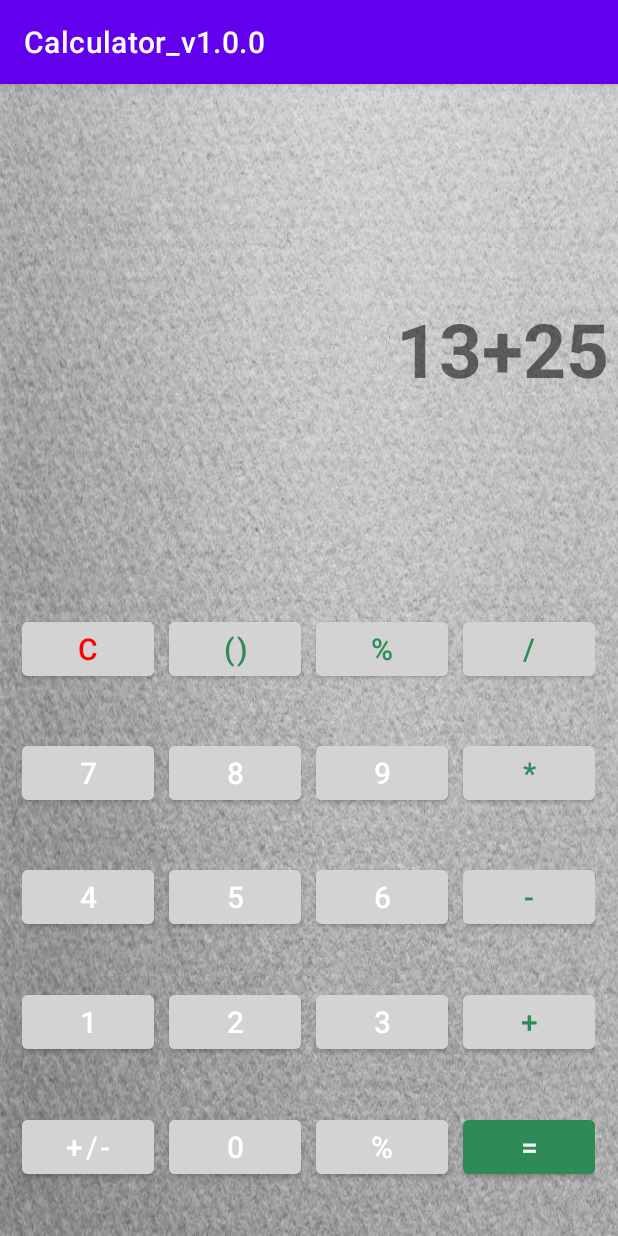
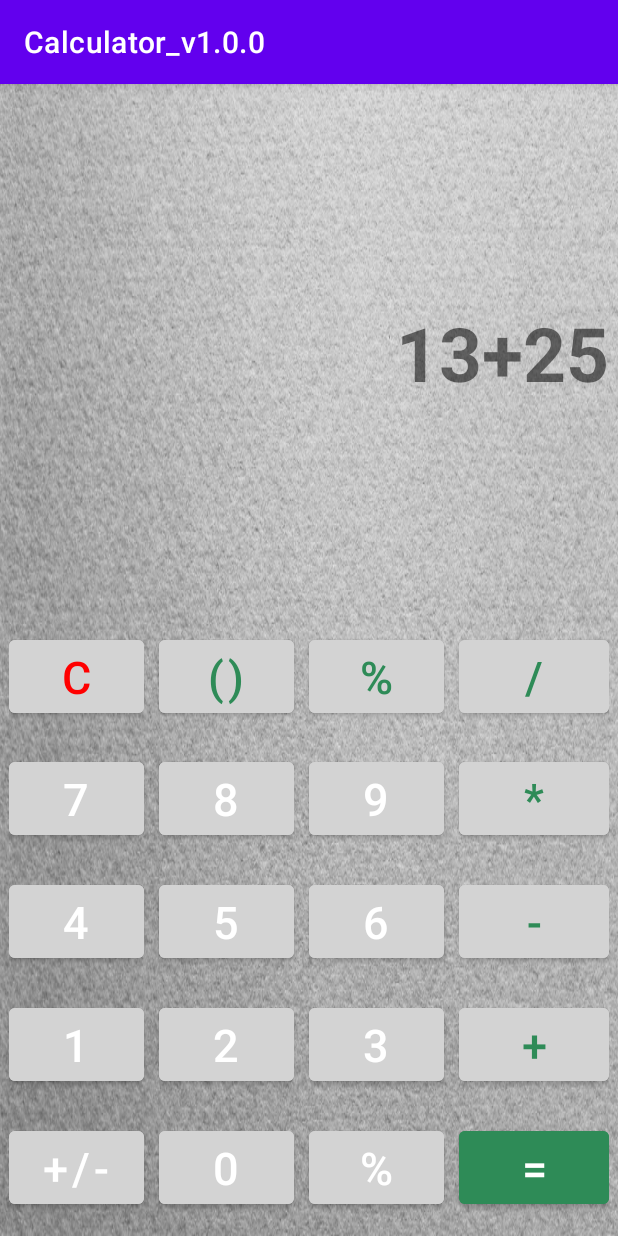
Before and after one commit to Maxpadchah/GeekbrainsProjects, an Android app: the screen it shows after launch (MainActivity), on a phone screen of 412 x 824 dp. Run offline under Robolectric (Android 15) with nearby library versions, the phone set to English and light mode, and no system bars.

Commit message:
Update design

```diff
--- a/app/src/main/res/layout/activity_main.xml
+++ b/app/src/main/res/layout/activity_main.xml
@@ -14,13 +14,13 @@
         android:layout_height="wrap_content"
         android:orientation = "horizontal"
         android:layout_gravity="right"
-        android:layout_weight = "6">
+        android:layout_margin ="6dp"
+        android:layout_weight = "2">
 
         <TextView
             android:id="@+id/tv_console"
             android:layout_width="match_parent"
             android:layout_height="match_parent"
-            android:layout_marginRight="6dp"
             android:gravity="center_vertical|right"
             android:text="13+25"
             android:textAllCaps="false"
@@ -30,14 +30,15 @@
 
     // Поле кнопок С, (), %, /
     <LinearLayout
-        android:layout_width="wrap_content"
-        android:layout_height="35dp"
+        android:layout_width="match_parent"
+        android:layout_height="0dp"
         android:orientation = "horizontal"
-        android:layout_weight= "1"
+        android:layout_weight= "0.5"
+        android:layout_margin ="6dp"
         android:layout_gravity="center_horizontal">
         <Button
             android:id="@+id/button2"
-            android:layout_width="wrap_content"
+            android:layout_width="match_parent"
             android:layout_height="wrap_content"
             android:layout_weight="1"
             android:layout_marginRight="@dimen/button_indent"
@@ -49,7 +50,7 @@
             />
         <Button
             android:id="@+id/button3"
-            android:layout_width="wrap_content"
+            android:layout_width="match_parent"
             android:layout_height="wrap_content"
             android:layout_weight="1"
             android:textSize="@dimen/text_size"
@@ -60,7 +61,7 @@
             android:text="@string/button_scoba"/>
         <Button
             android:id="@+id/button4"
-            android:layout_width="wrap_content"
+            android:layout_width="match_parent"
             android:layout_height="wrap_content"
             android:layout_weight="1"
             android:textSize="@dimen/text_size"
@@ -71,7 +72,7 @@
             android:text="@string/button_Pr"/>
         <Button
             android:id="@+id/button5"
-            android:layout_width="wrap_content"
+            android:layout_width="match_parent"
             android:layout_height="wrap_content"
             android:layout_weight="1"
             android:textSize="@dimen/text_size"
@@ -84,15 +85,16 @@
     // Поле кнопок 7, 8, 9, *
 
     <LinearLayout
-        android:layout_width="wrap_content"
-        android:layout_height="35dp"
+        android:layout_width="match_parent"
+        android:layout_height="0dp"
         android:layout_gravity="center_horizontal"
-        android:layout_weight="1"
+        android:layout_weight="0.5"
+        android:layout_margin ="6dp"
         android:orientation="horizontal">
 
         <Button
             android:id="@+id/button6"
-            android:layout_width="wrap_content"
+            android:layout_width="match_parent"
             android:layout_height="wrap_content"
             android:layout_marginRight="@dimen/button_indent"
             android:layout_weight="1"
@@ -103,7 +105,7 @@
 
         <Button
             android:id="@+id/button7"
-            android:layout_width="wrap_content"
+            android:layout_width="match_parent"
             android:layout_height="wrap_content"
             android:layout_marginRight="@dimen/button_indent"
             android:layout_weight="1"
@@ -114,7 +116,7 @@
 
         <Button
             android:id="@+id/button8"
-            android:layout_width="wrap_content"
+            android:layout_width="match_parent"
             android:layout_height="wrap_content"
             android:layout_marginRight="@dimen/button_indent"
             android:layout_weight="1"
@@ -125,7 +127,7 @@
 
         <Button
             android:id="@+id/button9"
-            android:layout_width="wrap_content"
+            android:layout_width="match_parent"
             android:layout_height="wrap_content"
             android:layout_weight="1"
             android:text="@string/button_mul"
@@ -137,14 +139,15 @@
 
     // Поле кнопок 4, 5, 6, -
     <LinearLayout
-        android:layout_width="wrap_content"
-        android:layout_height="35dp"
+        android:layout_width="match_parent"
+        android:layout_height="0dp"
         android:orientation = "horizontal"
-        android:layout_weight = "1"
+        android:layout_margin ="6dp"
+        android:layout_weight = "0.5"
         android:layout_gravity="center_horizontal">
         <Button
             android:id="@+id/button10"
-            android:layout_width="wrap_content"
+            android:layout_width="match_parent"
             android:layout_height="wrap_content"
             android:layout_weight="1"
             android:layout_marginRight="@dimen/button_indent"
@@ -154,7 +157,7 @@
             android:text="@string/button_4"/>
         <Button
             android:id="@+id/button11"
-            android:layout_width="wrap_content"
+            android:layout_width="match_parent"
             android:layout_height="wrap_content"
             android:layout_weight="1"
             android:layout_marginRight="@dimen/button_indent"
@@ -164,7 +167,7 @@
             android:text="@string/button_5"/>
         <Button
             android:id="@+id/button12"
-            android:layout_width="wrap_content"
+            android:layout_width="match_parent"
             android:layout_height="wrap_content"
             android:layout_weight="1"
             android:layout_marginRight="@dimen/button_indent"
@@ -174,7 +177,7 @@
             android:text="@string/button_6"/>
         <Button
             android:id="@+id/button13"
-            android:layout_width="wrap_content"
+            android:layout_width="match_parent"
             android:layout_height="wrap_content"
             android:layout_weight="1"
             android:textSize="@dimen/text_size"
@@ -187,14 +190,15 @@
 
     // Поле кнопок 1, 2, 3, +
     <LinearLayout
-        android:layout_width="wrap_content"
-        android:layout_height="35dp"
+        android:layout_width="match_parent"
+        android:layout_height="0dp"
         android:orientation = "horizontal"
-        android:layout_weight = "1"
+        android:layout_weight = "0.5"
+        android:layout_margin ="6dp"
         android:layout_gravity="center_horizontal">>
         <Button
             android:id="@+id/button14"
-            android:layout_width="wrap_content"
+            android:layout_width="match_parent"
             android:layout_height="wrap_content"
             android:layout_weight="1"
             android:layout_marginRight="@dimen/button_indent"
@@ -204,7 +208,7 @@
             android:text="@string/button_1"/>
         <Button
             android:id="@+id/button15"
-            android:layout_width="wrap_content"
+            android:layout_width="match_parent"
             android:layout_height="wrap_content"
             android:layout_weight="1"
             android:layout_marginRight="@dimen/button_indent"
@@ -214,7 +218,7 @@
             android:text="@string/button_2"/>
         <Button
             android:id="@+id/button16"
-            android:layout_width="wrap_content"
+            android:layout_width="match_parent"
             android:layout_height="wrap_content"
             android:layout_weight="1"
             android:layout_marginRight="@dimen/button_indent"
@@ -224,7 +228,7 @@
             android:text="@string/button_3"/>
         <Button
             android:id="@+id/button17"
-            android:layout_width="wrap_content"
+            android:layout_width="match_parent"
             android:layout_height="wrap_content"
             android:layout_weight="1"
             android:textSize="@dimen/text_size"
@@ -236,24 +240,27 @@
 
     // Поле кнопок +/-, 0, , =
     <LinearLayout
-        android:layout_width="wrap_content"
-        android:layout_height="35dp"
+        android:layout_width="match_parent"
+        android:layout_height="0dp"
         android:orientation = "horizontal"
-        android:layout_weight = "1"
+        android:layout_weight = "0.5"
+        android:layout_margin ="6dp"
         android:layout_gravity="center_horizontal">>
+
         <Button
             android:id="@+id/button18"
-            android:layout_width="wrap_content"
+            android:layout_width="match_parent"
             android:layout_height="wrap_content"
+            android:layout_marginRight="@dimen/button_indent"
             android:layout_weight="1"
-            android:layout_marginRight="@dimen/button_indent"
-            android:textSize="@dimen/text_size"
             android:backgroundTint="@color/grey"
             android:backgroundTintMode="@color/black"
-            android:text="@string/button_char"/>
+            android:textSize="@dimen/text_size"
+            android:text="@string/button_char"
+            />
         <Button
             android:id="@+id/button19"
-            android:layout_width="wrap_content"
+            android:layout_width="match_parent"
             android:layout_height="wrap_content"
             android:layout_weight="1"
             android:layout_marginRight="@dimen/button_indent"
@@ -263,7 +270,7 @@
             android:text="@string/button_0"/>
         <Button
             android:id="@+id/button20"
-            android:layout_width="wrap_content"
+            android:layout_width="match_parent"
             android:layout_height="wrap_content"
             android:layout_weight="1"
             android:layout_marginRight="@dimen/button_indent"
@@ -273,7 +280,7 @@
             android:text="@string/button_Pr"/>
         <Button
             android:id="@+id/button21"
-            android:layout_width="wrap_content"
+            android:layout_width="match_parent"
             android:layout_height="wrap_content"
             android:layout_weight="1"
             android:textSize="@dimen/text_size"
--- a/app/src/main/res/values/dimens.xml
+++ b/app/src/main/res/values/dimens.xml
@@ -2,5 +2,5 @@
 <resources>
     <dimen name="button_indent">10dp</dimen>
     <dimen name="layout_size">10dp</dimen>
-    <dimen name="text_size">20sp</dimen>
+    <dimen name="text_size">30sp</dimen>
 </resources>
```
